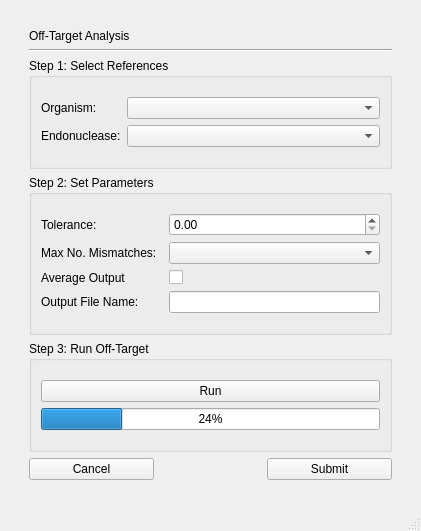
The window that off_target.ui (TrinhLab/CASPERapp) describes before a commit, drawn with Qt 5.
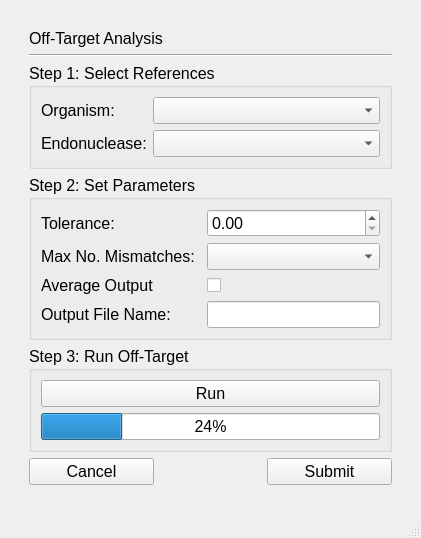
The same window after the commit.

```diff
--- a/off_target.ui
+++ b/off_target.ui
@@ -10,6 +10,11 @@
     <height>531</height>
    </rect>
   </property>
+  <property name="font">
+   <font>
+    <pointsize>12</pointsize>
+   </font>
+  </property>
   <property name="windowTitle">
    <string>MainWindow</string>
   </property>
```
